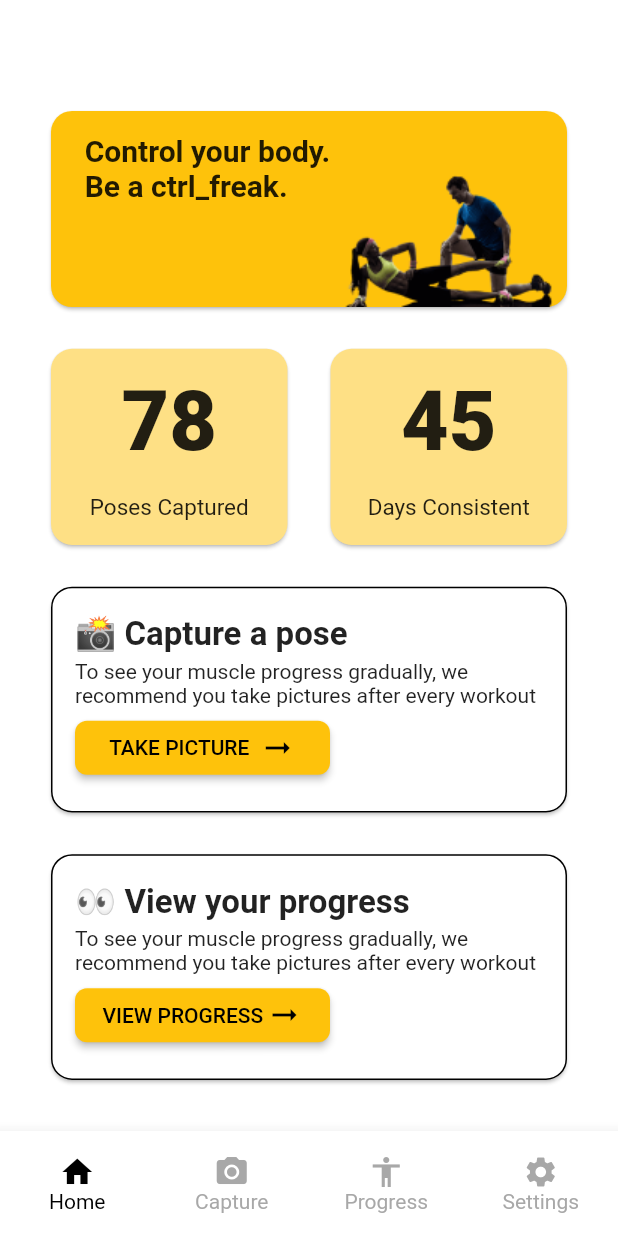
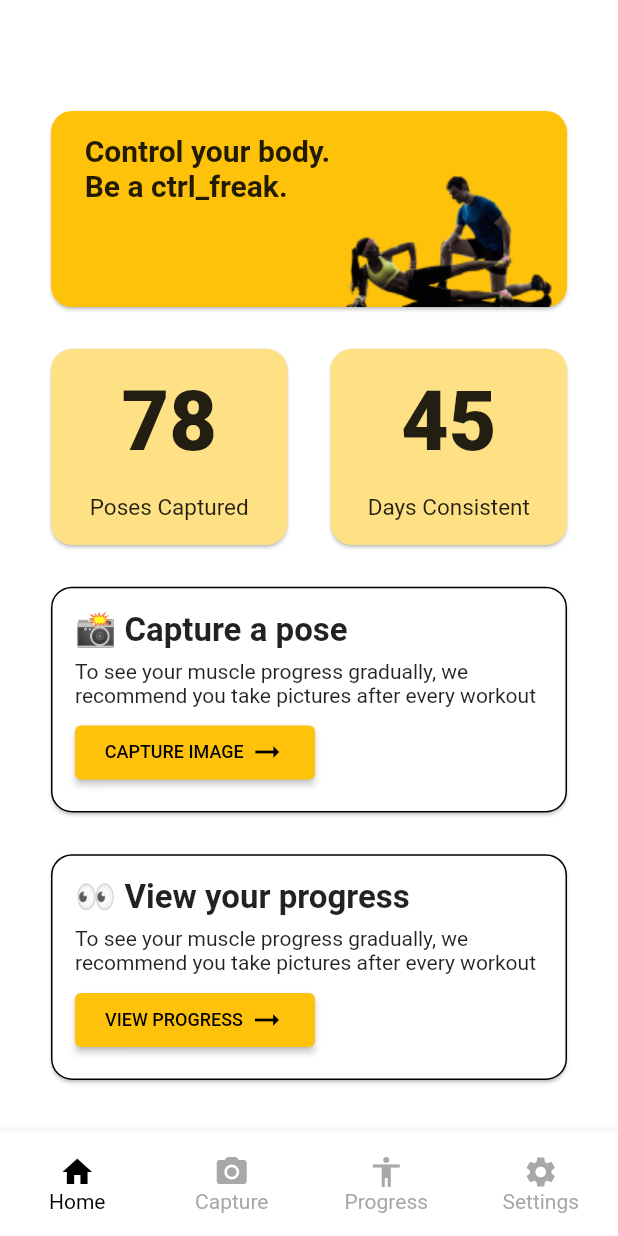
Before and after one commit to rchtgpt/ctrl_freaks, a Flutter app: the screen it shows after launch, on a phone screen of 412 x 824 dp. Run offline on Flutter 3.47's test engine with Material 2 defaults, Android fonts, the phone set to English and light mode, and no system bars.

Commit message:
Tweak UI

```diff
--- a/lib/pages/home.dart
+++ b/lib/pages/home.dart
@@ -45,7 +45,7 @@ class Home extends StatelessWidget {
               child: CTACard(
                   "📸 Capture a pose",
                   "To see your muscle progress gradually, we recommend you take pictures after every workout",
-                  "TAKE PICTURE", MyApp.id1),
+                  "CAPTURE IMAGE", MyApp.id1),
             ),
             Expanded(child: Spacer(flex: 1,)),
             Expanded(
--- a/lib/widgets/CTACard.dart
+++ b/lib/widgets/CTACard.dart
@@ -16,7 +16,7 @@ Widget CTACard(String CTATitle, String CTADescription, String CTAButtonLabel, St
           padding: const EdgeInsets.all(16),
           child: Column(
             crossAxisAlignment: CrossAxisAlignment.start,
-            mainAxisAlignment: MainAxisAlignment.spaceEvenly,
+            mainAxisAlignment: MainAxisAlignment.spaceBetween,
             children: [
               Text(CTATitle,
                 style: TextStyle(
@@ -27,7 +27,7 @@ Widget CTACard(String CTATitle, String CTADescription, String CTAButtonLabel, St
               Text(CTADescription,
                 style: TextStyle(fontSize: 14),),
               SizedBox(
-                width: 170,
+                width: 160,
                 child: ElevatedButton(
                   onPressed: () {
                     Navigator.pushNamed(context, CTADestination);
@@ -35,11 +35,11 @@ Widget CTACard(String CTATitle, String CTADescription, String CTAButtonLabel, St
                   style: ElevatedButton.styleFrom(
                       backgroundColor: Color(0xFFFEC20B),
                       shape: RoundedRectangleBorder(
-                          borderRadius: BorderRadius.circular(8))),
+                          borderRadius: BorderRadius.circular(4))),
                   child: Row(
                     mainAxisAlignment: MainAxisAlignment.spaceEvenly,
                     children: [
-                      Text(CTAButtonLabel, style: TextStyle(color: Colors.black, fontSize: 14),),
+                      Text(CTAButtonLabel, style: TextStyle(color: Colors.black, fontSize: 12),),
                       Icon(Icons.arrow_right_alt_sharp, color: Colors.black,size: 24,)
                     ],
                   ),
```
